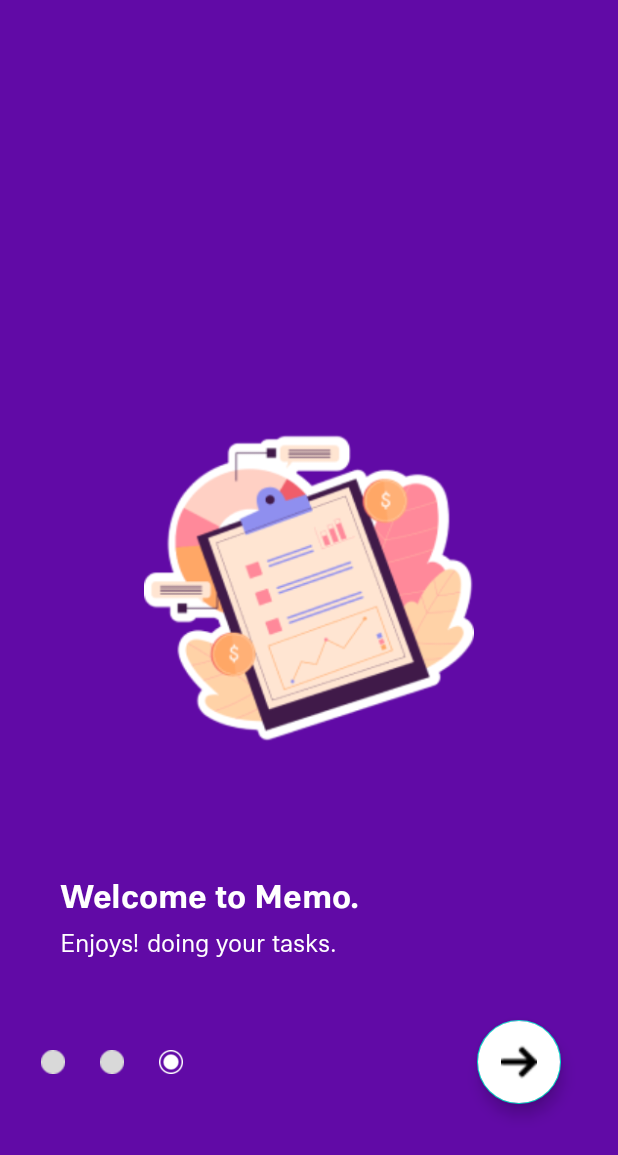
After one commit to Veasna22/Memo, an Android app: the layout fragment_onboarding_three.xml on its own in the app's theme, with its tools: preview values and no code run, on a phone screen of 412 x 824 dp. The commit adds this screen. Shown: the top 1155 px of the screen. Run offline under Robolectric (Android 15) with nearby library versions, the phone set to English and light mode, and no system bars.

Commit message:
add onboarding three fragment

```diff
--- /dev/null
+++ b/app/src/main/res/layout/fragment_onboarding_three.xml
@@ -0,0 +1,97 @@
+<?xml version="1.0" encoding="utf-8"?>
+<FrameLayout xmlns:android="http://schemas.android.com/apk/res/android"
+    xmlns:tools="http://schemas.android.com/tools"
+    android:layout_width="match_parent"
+    android:layout_height="match_parent"
+    xmlns:app="http://schemas.android.com/apk/res-auto"
+    android:background="@color/primary"
+    tools:context=".ui.loading.LoadingFragment">
+
+    <!-- TODO: Update blank fragment layout -->
+    <LinearLayout
+        android:layout_width="match_parent"
+        android:layout_height="wrap_content"
+        android:orientation="vertical"
+        android:layout_marginTop="105dp"
+        android:layout_gravity="center"
+        >
+
+        <ImageView
+            android:layout_width="220dp"
+            android:layout_height="220dp"
+            android:layout_gravity="center"
+            android:src="@drawable/onboarding_three"
+            ></ImageView>
+
+        <TextView
+            android:layout_width="wrap_content"
+            android:layout_height="wrap_content"
+            android:layout_marginStart="40dp"
+            android:fontFamily="@font/niradei_bold"
+            android:text="@string/welcome_to_memo"
+            android:textColor="@color/white"
+            android:layout_marginTop="80dp"
+            android:textSize="20sp" />
+
+        <TextView
+            android:layout_width="322dp"
+            android:layout_height="wrap_content"
+            android:layout_marginLeft="40dp"
+            android:fontFamily="@font/niradei_regular"
+            android:text="@string/enjoys_doing_your_tasks"
+            android:textColor="@color/white"
+            android:textSize="15sp" />
+
+        <LinearLayout
+            android:layout_width="match_parent"
+            android:layout_height="wrap_content"
+            android:layout_marginTop="20dp"
+            android:layout_gravity="center"
+            android:gravity="center"
+            android:orientation="horizontal">
+
+            <ImageView
+                android:id="@+id/ellipse"
+                android:layout_width="16dp"
+                android:layout_height="16dp"
+                android:src="@drawable/ellipse_2"
+                android:layout_marginStart="27dp"
+                />
+            <ImageView
+                android:id="@+id/ellipse_1"
+                android:layout_width="16dp"
+                android:layout_height="16dp"
+                android:src="@drawable/ellipse_2"
+
+                android:layout_marginStart="23dp"
+                />
+            <ImageView
+                android:id="@+id/Dot1"
+                android:layout_width="16dp"
+                android:layout_height="16dp"
+                android:src="@drawable/ic_dot_1"
+                android:layout_marginStart="23dp"
+                />
+
+            <LinearLayout
+                android:layout_width="match_parent"
+                android:layout_height="wrap_content"
+                android:layout_marginStart="180dp"
+                android:layout_gravity="center"
+                >
+                <com.google.android.material.floatingactionbutton.FloatingActionButton
+                    android:backgroundTint="@color/white"
+                    android:id="@+id/next_screen"
+                    android:layout_width="wrap_content"
+                    android:layout_height="wrap_content"
+                    android:layout_gravity="end|bottom"
+                    android:src="@drawable/ic_right_arrow"
+                    android:contentDescription="@string/next"
+                    android:layout_margin="16dp" />
+            </LinearLayout>
+
+
+        </LinearLayout>
+    </LinearLayout>
+
+</FrameLayout>
--- a/app/src/main/res/values/strings.xml
+++ b/app/src/main/res/values/strings.xml
@@ -56,6 +56,9 @@
     <string name="delete_buttom1">Delete_buttom</string>
     <string name="set_your_goals">Set your goals</string>
     <string name="record_all_your_best_ideas">Record all your best ideas in our best notes.</string>
+    <string name="welcome_to_memo">Welcome to Memo.</string>
+    <string name="enjoys_doing_your_tasks">Enjoys! doing your tasks.</string>
+
 
 
 </resources>
```
Also changed, not shown: app/src/main/res/drawable/onboarding_three.png (added).
